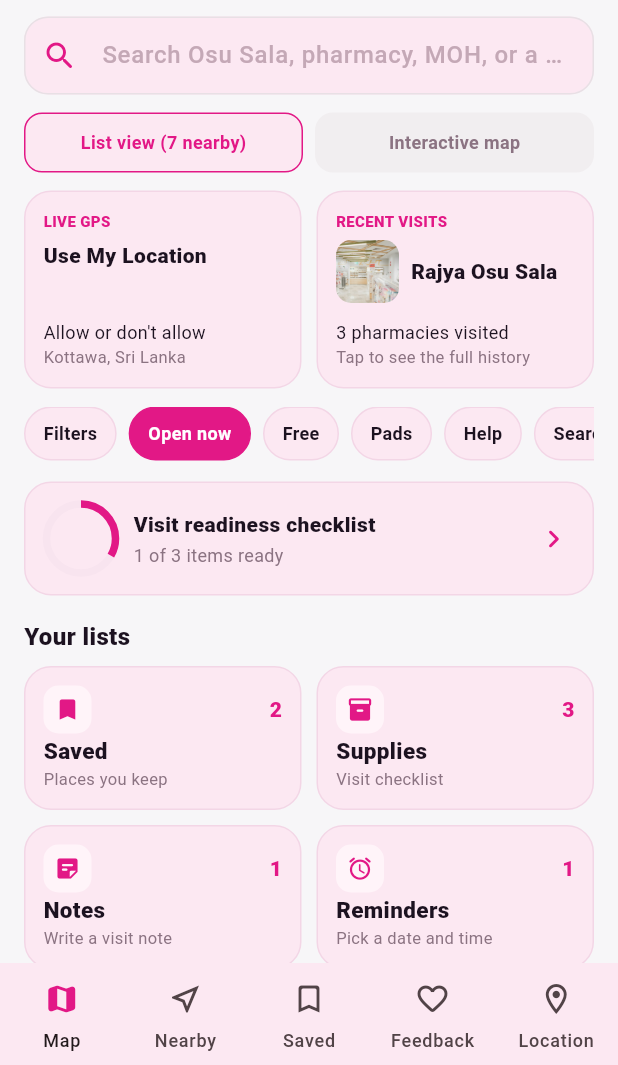
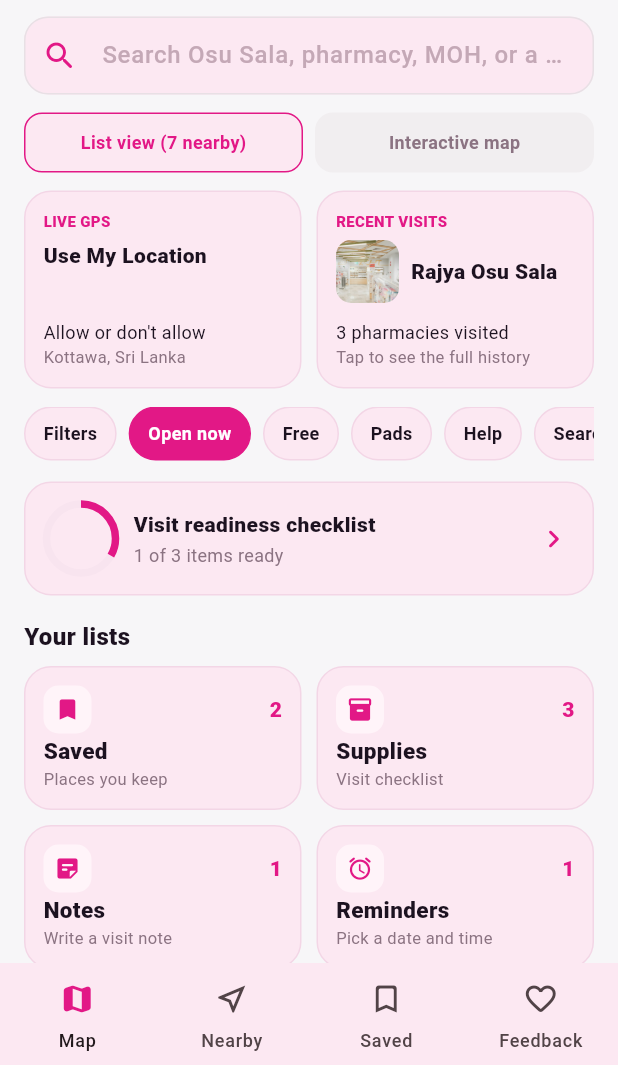
Before and after one commit to sathira21/CycleTracket, a Flutter app: the screen it shows after launch, on a phone screen of 412 x 824 dp, the part 171-1236 px from its top. Run offline on Flutter 3.47's test engine with Material 3 defaults, Android fonts, the phone set to English and light mode, and no system bars; our stand-ins replace flutter_map, geolocator, google_fonts, hive, hive_flutter, latlong2 and 2 more; accounts and stored records are empty.

Commit message:
Move the location pin from Find Help onto the main app navigation bar.

```diff
--- a/find_help/lib/screens/home_screen.dart
+++ b/find_help/lib/screens/home_screen.dart
@@ -17,16 +17,14 @@ import 'search_screen.dart';
 import 'supplies_screen.dart';
 
 class HomeScreen extends StatefulWidget {
-  const HomeScreen({super.key, this.openMap = false});
-
-  final bool openMap;
+  const HomeScreen({super.key});
 
   @override
   State<HomeScreen> createState() => _HomeScreenState();
 }
 
 class _HomeScreenState extends State<HomeScreen> {
-  late var _map = widget.openMap;
+  var _map = false;
   final _search = TextEditingController();
   final _focus = FocusNode();
 
--- a/find_help/lib/screens/shell_screen.dart
+++ b/find_help/lib/screens/shell_screen.dart
@@ -23,7 +23,6 @@ class ShellScreen extends StatelessWidget {
           ResultsScreen(showBack: false),
           SavedScreen(showBack: false),
           _FeedbackTab(),
-          HomeScreen(openMap: true),
         ],
       ),
       bottomNavigationBar: NavigationBar(
@@ -54,11 +53,6 @@ class ShellScreen extends StatelessWidget {
             selectedIcon: Icon(Icons.favorite_rounded, color: AppColors.primary),
             label: 'Feedback',
           ),
-          NavigationDestination(
-            icon: Icon(Icons.location_on_outlined),
-            selectedIcon: Icon(Icons.location_on, color: AppColors.primary),
-            label: 'Location',
-          ),
         ],
       ),
     );
--- a/lib/l10n/strings.dart
+++ b/lib/l10n/strings.dart
@@ -13,6 +13,7 @@ const Map<String, String> stringsEn = {
   'tab_dashboard': 'Dashboard',
   'tab_calendar': 'Calendar',
   'tab_learn': 'Learn',
+  'tab_location': 'Location',
   // Privacy lock
   'lock_title': 'Enter Confidential PIN',
   'lock_subtitle': 'Keep your cycle & health records private',
@@ -148,6 +149,7 @@ const Map<String, String> stringsSi = {
   'tab_dashboard': 'දර්ශකය',
   'tab_calendar': 'දින දර්ශනය',
   'tab_learn': 'ඉගෙන ගන්න',
+  'tab_location': 'ස්ථානය',
   // Privacy lock
   'lock_title': 'රහස්‍ය PIN අංකය ඇතුළත් කරන්න',
   'lock_subtitle': 'ඔබේ චක්‍ර සහ සෞඛ්‍ය වාර්තා පෞද්ගලිකව තබා ගන්න',
```
Also changed, not shown: lib/screens/main_screen.dart (+36 -0 lines).
